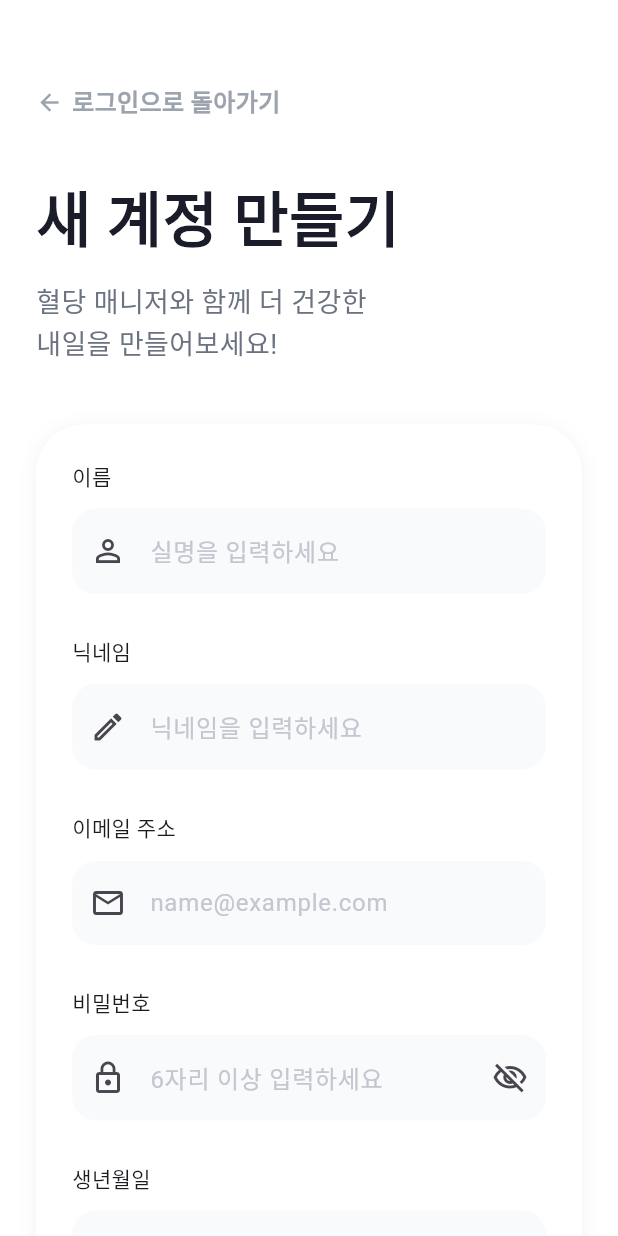
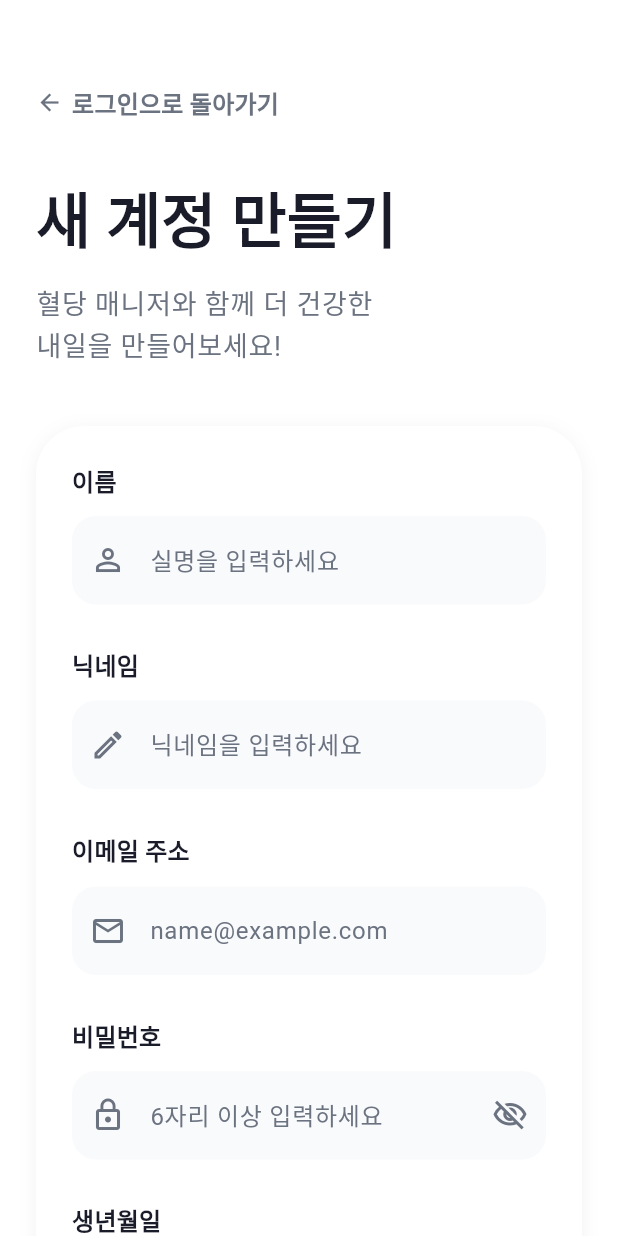
Before and after one commit to kobeay/dangdang_v2, a Flutter app: the screen it shows after launch, after a tap on "회원가입", on a phone screen of 412 x 824 dp. Run offline on Flutter 3.47's test engine with Material 3 defaults, Android fonts, the phone set to English and light mode, and no system bars; our stand-ins replace go_router.

Commit message:
ThemeData 및 앱 테마 설정 추가

```diff
--- a/lib/app/app.dart
+++ b/lib/app/app.dart
@@ -1,5 +1,6 @@
 import 'package:flutter/material.dart';
-import '../app/router/app.router.dart';
+import 'router/app_router.dart';
+import './theme/app_theme.dart';
 
 class DangDangApp extends StatelessWidget {
   const DangDangApp({super.key});
@@ -9,6 +10,7 @@
     return MaterialApp.router(
       debugShowCheckedModeBanner: false,
       routerConfig: appRouter,
+      theme: AppTheme.light,
     );
   }
 }
--- /dev/null
+++ b/lib/app/theme/app_radius.dart
@@ -0,0 +1,9 @@
+import 'package:flutter/material.dart';
+
+abstract final class AppRadius {
+  static const small = BorderRadius.all(Radius.circular(8));
+
+  static const medium = BorderRadius.all(Radius.circular(16));
+
+  static const large = BorderRadius.all(Radius.circular(24));
+}
--- /dev/null
+++ b/lib/app/theme/app_theme.dart
@@ -0,0 +1,134 @@
+import 'package:flutter/material.dart';
+import './app_radius.dart';
+
+abstract final class AppTheme {
+  static ThemeData light = _buildTheme(_lightColorTheme);
+
+  static final ColorScheme _lightColorTheme =
+      ColorScheme.fromSeed(
+        seedColor: const Color(0xFF6C79FA),
+        brightness: Brightness.light,
+      ).copyWith(
+        primary: Colors.blue, // 대표 색 (버튼 등)
+        onPrimary: Colors.white, // primary 위의 글자색
+        surface: Colors.white, // 화면/카드 배경
+        onSurface: const Color(0xFF1A1C29), // 기본 글자색
+        onSurfaceVariant: const Color(0xFF6B7280), // 설명 글자색
+        outlineVariant: const Color(0xFFE5E7EB), // 테두리 색
+        surfaceContainerHighest: const Color(0xFFF9FAFC),
+      );
+
+  static ThemeData _buildTheme(ColorScheme colorScheme) {
+    final textTheme = _buildTextTheme(colorScheme);
+
+    return ThemeData(
+      useMaterial3: true,
+      brightness: colorScheme.brightness,
+      colorScheme: colorScheme,
+      scaffoldBackgroundColor: colorScheme.surface,
+      textTheme: textTheme,
+      inputDecorationTheme: _buildInputDecorationTheme(colorScheme, textTheme),
+      elevatedButtonTheme: _buildElevatedButtonTheme(colorScheme, textTheme),
+      datePickerTheme: _buildDatePickerTheme(colorScheme, textTheme),
+    );
+  }
+
+  static TextTheme _buildTextTheme(ColorScheme colorScheme) {
+    return TextTheme(
+      headlineLarge: TextStyle(
+        fontSize: 40,
+        fontWeight: FontWeight.bold,
+        color: colorScheme.onSurface,
+        height: 1.2,
+      ),
+      headlineMedium: TextStyle(
+        fontSize: 32,
+        fontWeight: FontWeight.bold,
+        color: colorScheme.onSurface,
+      ),
+      titleMedium: TextStyle(
+        fontSize: 16,
+        fontWeight: FontWeight.w600,
+        color: colorScheme.onSurface,
+      ),
+      bodyLarge: TextStyle(
+        fontSize: 18,
+        color: colorScheme.onSurfaceVariant,
+        height: 1.5,
+      ),
+      bodyMedium: TextStyle(fontSize: 16, color: colorScheme.onSurfaceVariant),
+      labelLarge: TextStyle(
+        fontSize: 16,
+        fontWeight: FontWeight.w700,
+        color: colorScheme.onPrimary,
+      ),
+    );
+  }
+
+  static InputDecorationTheme _buildInputDecorationTheme(
+    ColorScheme colorScheme,
+    TextTheme textTheme,
+  ) {
+    return InputDecorationTheme(
+      filled: true,
+      fillColor: colorScheme.surfaceContainerHighest,
+      hintStyle: textTheme.bodyMedium,
+      suffixStyle: textTheme.bodyMedium?.copyWith(fontWeight: FontWeight.w600),
+      border: _inputBorder(colorScheme),
+    );
+  }
+
+  static OutlineInputBorder _inputBorder(ColorScheme colorScheme) {
+    return OutlineInputBorder(
+      borderRadius: AppRadius.medium,
+      borderSide: BorderSide.none,
+    );
+  }
+
+  static ElevatedButtonThemeData _buildElevatedButtonTheme(
+    ColorScheme colorScheme,
+    TextTheme textTheme,
+  ) {
+    return ElevatedButtonThemeData(
+      style: ElevatedButton.styleFrom(
+        minimumSize: const Size.fromHeight(56),
+        backgroundColor: colorScheme.primary,
+        foregroundColor: colorScheme.onPrimary,
+        textStyle: textTheme.labelLarge,
+        shape: RoundedRectangleBorder(borderRadius: AppRadius.medium),
+      ),
+    );
+  }
+
+  static DatePickerThemeData _buildDatePickerTheme(
+    ColorScheme colorScheme,
+    TextTheme textTheme,
+  ) {
+    return DatePickerThemeData(
+      backgroundColor: colorScheme.surface,
+      surfaceTintColor: Colors.transparent,
+      shape: RoundedRectangleBorder(borderRadius: AppRadius.large),
+      headerBackgroundColor: colorScheme.primary,
+      headerForegroundColor: colorScheme.onPrimary,
+      headerHeadlineStyle: textTheme.headlineMedium?.copyWith(
+        color: colorScheme.onPrimary,
+        fontSize: 28,
+      ),
+      weekdayStyle: textTheme.bodyMedium?.copyWith(
+        fontWeight: FontWeight.w600,
+        color: colorScheme.onSurfaceVariant,
+      ),
+      dayStyle: textTheme.bodyMedium?.copyWith(color: colorScheme.onSurface),
+      yearStyle: textTheme.bodyMedium?.copyWith(color: colorScheme.onSurface),
+      dividerColor: colorScheme.outlineVariant,
+      cancelButtonStyle: TextButton.styleFrom(
+        foregroundColor: colorScheme.onSurfaceVariant,
+        textStyle: textTheme.titleMedium,
+      ),
+      confirmButtonStyle: TextButton.styleFrom(
+        foregroundColor: colorScheme.primary,
+        textStyle: textTheme.titleMedium,
+      ),
+    );
+  }
+}
--- a/lib/features/auth/presentation/pages/login_page.dart
+++ b/lib/features/auth/presentation/pages/login_page.dart
@@ -3,14 +3,18 @@
 import '../widgets/primary_button.dart';
 import '../widgets/custom_text_field.dart';
 import '../widgets/card_container.dart';
+import '../../../../app/theme/app_radius.dart';
 
 class LoginPage extends StatelessWidget {
   const LoginPage({super.key});
 
   @override
   Widget build(BuildContext context) {
+    final theme = Theme.of(context);
+    final textTheme = theme.textTheme;
+    final colorScheme = theme.colorScheme;
+
     return Scaffold(
-      backgroundColor: Colors.white,
       body: SafeArea(
         child: SingleChildScrollView(
           padding: const EdgeInsets.all(16),
@@ -18,19 +22,9 @@
             children: [
               Image.asset('assets/icons/app_icon.png', width: 90, height: 90),
               const SizedBox(height: 24),
-              const Text(
-                '당당하게',
-                style: TextStyle(
-                  fontSize: 32,
-                  fontWeight: FontWeight.bold,
-                  color: Colors.black,
-                ),
-              ),
+              Text('당당하게', style: textTheme.headlineMedium),
               const SizedBox(height: 8),
-              const Text(
-                '건강 관리, 당당하게 시작해보세요!',
-                style: TextStyle(fontSize: 16, color: Color(0xFF8A8D9F)),
-              ),
+              Text('건강 관리, 당당하게 시작해보세요!', style: textTheme.bodyMedium),
               const SizedBox(height: 40),
               CardContainer(
                 child: Column(
@@ -42,8 +36,8 @@
                           child: Container(
                             height: 40,
                             decoration: BoxDecoration(
-                              color: Colors.white,
-                              borderRadius: BorderRadius.circular(12),
+                              color: colorScheme.surface,
+                              borderRadius: AppRadius.medium,
                               boxShadow: [
                                 BoxShadow(
                                   color: Colors.black.withOpacity(0.05),
@@ -53,12 +47,11 @@
                               ],
                             ),
                             child: Center(
-                              child: const Text(
+                              child: Text(
                                 '로그인',
-                                style: TextStyle(
-                                  fontSize: 14,
-                                  fontWeight: FontWeight.bold,
-                                  color: Colors.blue,
+                                style: textTheme.titleMedium?.copyWith(
+                                  fontWeight: FontWeight.w700,
+                                  color: colorScheme.primary,
                                 ),
                               ),
                             ),
@@ -68,19 +61,18 @@
                           child: Material(
                             color: Colors.transparent,
                             child: InkWell(
-                              borderRadius: BorderRadius.circular(32),
+                              borderRadius: AppRadius.large,
                               onTap: () {
                                 context.push('/signup');
                               },
                               child: Container(
                                 height: 40,
                                 alignment: Alignment.center,
-                                child: const Text(
+                                child: Text(
                                   '회원가입',
-                                  style: TextStyle(
-                                    fontSize: 14,
-                                    fontWeight: FontWeight.bold,
-                                    color: Colors.grey,
+                                  style: textTheme.titleMedium?.copyWith(
+                                    fontWeight: FontWeight.w700,
+                                    color: colorScheme.onSurfaceVariant,
                                   ),
                                 ),
                               ),
@@ -90,14 +82,14 @@
                       ],
                     ),
                     const SizedBox(height: 32),
-                    const Text('이메일 주소'),
+                    Text('이메일 주소', style: textTheme.titleMedium),
                     const SizedBox(height: 12),
                     CustomTextField(
                       hintText: 'name@example.com',
                       prefixIcon: Icons.email_outlined,
                     ),
                     const SizedBox(height: 24),
-                    const Text('비밀번호'),
+                    Text('비밀번호', style: textTheme.titleMedium),
                     const SizedBox(height: 12),
                     CustomTextField(
                       hintText: '비밀번호를 입력하세요',
@@ -106,7 +98,7 @@
                       obscureText: true,
                     ),
                     const SizedBox(height: 32),
-                    PrimaryButton(text: '로그인', onPressed: null),
+                    PrimaryButton(text: '로그인', onPressed: () {}),
                   ],
                 ),
               ),
--- a/lib/features/auth/presentation/pages/signup_page.dart
+++ b/lib/features/auth/presentation/pages/signup_page.dart
@@ -4,14 +4,19 @@
 import '../widgets/custom_text_field.dart';
 import '../widgets/card_container.dart';
 import '../widgets/select_chip.dart';
+import '../../../../app/theme/app_radius.dart';
 
 class SignupPage extends StatelessWidget {
   const SignupPage({super.key});
 
   @override
   Widget build(BuildContext context) {
+    final theme = Theme.of(context);
+    final textTheme = theme.textTheme;
+    final colorScheme = theme.colorScheme;
+
     return Scaffold(
-      backgroundColor: Colors.white,
+      backgroundColor: colorScheme.surface,
       body: SingleChildScrollView(
         padding: const EdgeInsets.fromLTRB(24, 56, 24, 32),
         child: Column(
@@ -23,22 +28,20 @@
                 onTap: () {
                   context.pop();
                 },
-                borderRadius: BorderRadius.circular(8),
+                borderRadius: AppRadius.small,
                 child: Row(
                   mainAxisSize: MainAxisSize.min,
                   children: [
-                    const Icon(
+                    Icon(
                       Icons.arrow_back,
                       size: 18,
-                      color: Color(0xFF9CA3AF),
+                      color: colorScheme.onSurfaceVariant,
                     ),
                     const SizedBox(width: 6),
-                    const Text(
+                    Text(
                       '로그인으로 돌아가기',
-                      style: TextStyle(
-                        fontSize: 16,
-                        fontWeight: FontWeight.w600,
-                        color: Color(0xFF9CA3AF),
+                      style: textTheme.titleMedium?.copyWith(
+                        color: colorScheme.onSurfaceVariant,
                       ),
                     ),
                   ],
@@ -46,30 +49,15 @@
               ),
             ),
             const SizedBox(height: 40),
-            const Text(
-              '새 계정 만들기',
-              style: TextStyle(
-                fontSize: 40,
-                fontWeight: FontWeight.bold,
-                color: Color(0xFF1A1C29),
-                height: 1.2,
-              ),
-            ),
+            Text('새 계정 만들기', style: textTheme.headlineLarge),
             const SizedBox(height: 16),
-            const Text(
-              '혈당 매니저와 함께 더 건강한\n내일을 만들어보세요!',
-              style: TextStyle(
-                fontSize: 18,
-                color: Color(0xFF6B7280),
-                height: 1.5,
-              ),
-            ),
+            Text('혈당 매니저와 함께 더 건강한\n내일을 만들어보세요!', style: textTheme.bodyLarge),
             const SizedBox(height: 40),
             CardContainer(
               child: Column(
                 crossAxisAlignment: CrossAxisAlignment.start,
                 children: [
-                  const Text('이름'),
+                  Text('이름', style: textTheme.titleMedium),
                   const SizedBox(height: 12),
                   CustomTextField(
                     hintText: '실명을 입력하세요',
@@ -77,7 +65,7 @@
                   ),
 
                   const SizedBox(height: 28),
-                  const Text('닉네임'),
+                  Text('닉네임', style: textTheme.titleMedium),
                   const SizedBox(height: 12),
                   CustomTextField(
                     hintText: '닉네임을 입력하세요',
@@ -85,7 +73,7 @@
                   ),
 
                   const SizedBox(height: 28),
-                  const Text('이메일 주소'),
+                  Text('이메일 주소', style: textTheme.titleMedium),
                   const SizedBox(height: 12),
                   CustomTextField(
                     hintText: 'name@example.com',
@@ -93,7 +81,7 @@
                   ),
 
                   const SizedBox(height: 28),
-                  const Text('비밀번호'),
+                  Text('비밀번호', style: textTheme.titleMedium),
                   const SizedBox(height: 12),
                   CustomTextField(
                     hintText: '6자리 이상 입력하세요',
@@ -103,7 +91,7 @@
                   ),
 
                   const SizedBox(height: 28),
-                  const Text('생년월일'),
+                  Text('생년월일', style: textTheme.titleMedium),
                   const SizedBox(height: 12),
                   CustomTextField(
                     hintText: '생년월일을 선택하세요',
@@ -120,7 +108,7 @@
                   ),
 
                   const SizedBox(height: 28),
-                  const Text('성별'),
+                  Text('성별', style: textTheme.titleMedium),
                   const SizedBox(height: 12),
                   Row(
                     children: [
@@ -152,7 +140,7 @@
                         child: Column(
                           crossAxisAlignment: CrossAxisAlignment.start,
                           children: [
-                            const Text('키'),
+                            Text('키', style: textTheme.titleMedium),
                             const SizedBox(height: 12),
                             CustomTextField(
                               hintText: 'ex) 175',
@@ -170,7 +158,7 @@
                         child: Column(
                           crossAxisAlignment: CrossAxisAlignment.start,
                           children: [
-                            const Text('몸무게'),
+                            Text('몸무게', style: textTheme.titleMedium),
                             const SizedBox(height: 12),
                             CustomTextField(
                               hintText: 'ex) 70',
@@ -185,7 +173,7 @@
                   ),
 
                   const SizedBox(height: 28),
-                  const Text('당뇨 유형'),
+                  Text('당뇨 유형', style: textTheme.titleMedium),
                   const SizedBox(height: 12),
                   Row(
                     children: [
--- a/lib/features/auth/presentation/widgets/custom_text_field.dart
+++ b/lib/features/auth/presentation/widgets/custom_text_field.dart
@@ -30,20 +30,10 @@
       obscureText: obscureText,
       decoration: InputDecoration(
         filled: true,
-        fillColor: const Color(0xFFF9FAFC),
         prefixIcon: prefixIcon != null ? Icon(prefixIcon) : null,
         suffixIcon: suffixIcon != null ? Icon(suffixIcon) : null,
         hintText: hintText,
-        hintStyle: const TextStyle(color: Color(0xFFC4C6D0)),
         suffixText: suffixText,
-        suffixStyle: const TextStyle(
-          color: Color(0xFF9CA3AF),
-          fontWeight: FontWeight.w600,
-        ),
-        border: OutlineInputBorder(
-          borderRadius: BorderRadius.circular(16),
-          borderSide: BorderSide.none,
-        ),
       ),
       onTap: onTap,
     );
--- a/lib/features/auth/presentation/widgets/primary_button.dart
+++ b/lib/features/auth/presentation/widgets/primary_button.dart
@@ -9,25 +9,7 @@
   @override
   Widget build(BuildContext context) {
     return SizedBox(
-      width: double.infinity,
-      height: 56,
-      child: ElevatedButton(
-        onPressed: onPressed,
-        style: ElevatedButton.styleFrom(
-          backgroundColor: const Color(0xFF6C79FA),
-          shape: RoundedRectangleBorder(
-            borderRadius: BorderRadius.circular(16),
-          ),
-        ),
-        child: Text(
-          text,
-          style: const TextStyle(
-            fontSize: 16,
-            fontWeight: FontWeight.bold,
-            color: Colors.white,
-          ),
-        ),
-      ),
+      child: ElevatedButton(onPressed: onPressed, child: Text(text)),
     );
   }
 }
```
Also changed, not shown: lib/app/router/app_router.dart (renamed from lib/app/router/app.router.dart).
